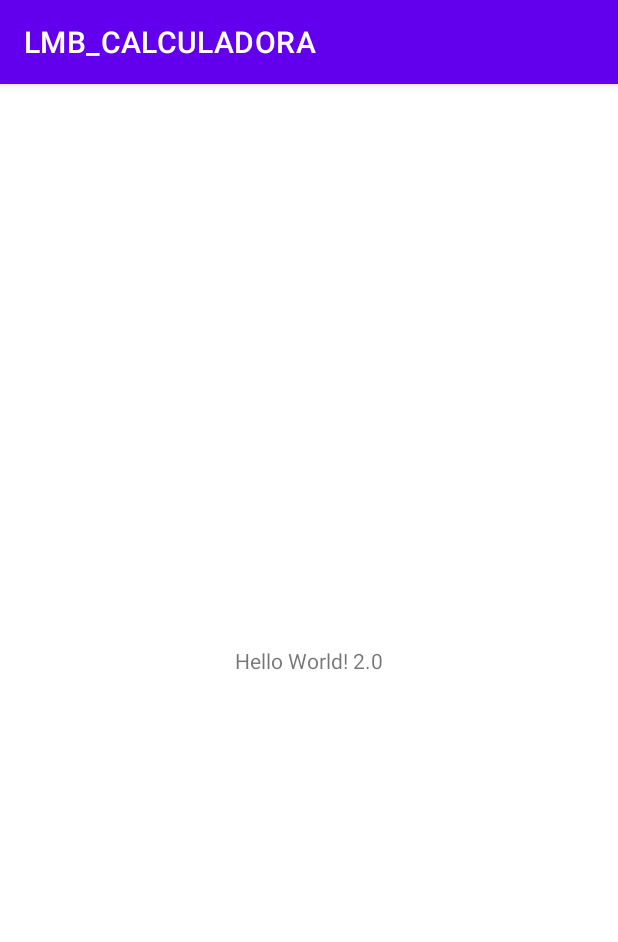
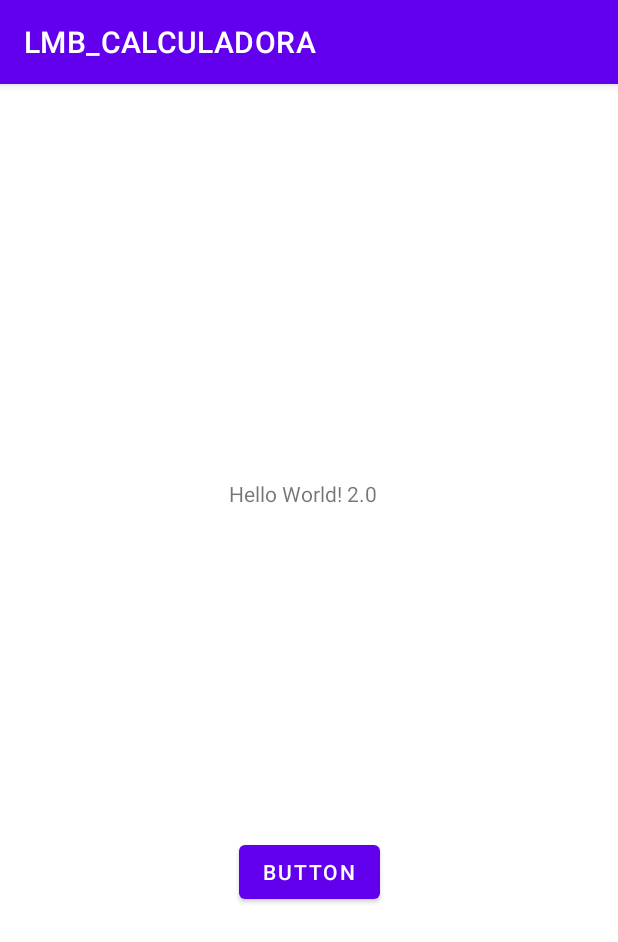
Before and after one commit to FernandosPerez/LMB_CALCULADORA, an Android app: the screen it shows after launch (MainActivity), on a phone screen of 412 x 824 dp. Shown: the top 942 px of the screen. Run offline under Robolectric (Android 15) with nearby library versions, the phone set to English and light mode, and no system bars.

Commit message:
avance de la segunda interfaz

```diff
--- a/src/main/AndroidManifest.xml
+++ b/src/main/AndroidManifest.xml
@@ -10,6 +10,9 @@
         android:supportsRtl="true"
         android:theme="@style/Theme.LMB_CALCULADORA">
         <activity
+            android:name=".MainActivity2"
+            android:exported="false" />
+        <activity
             android:name=".MainActivity"
             android:exported="true">
             <intent-filter>
--- a/src/main/java/com/example/lmb_calculadora/MainActivity.java
+++ b/src/main/java/com/example/lmb_calculadora/MainActivity.java
@@ -2,13 +2,28 @@ package com.example.lmb_calculadora;
 
 import androidx.appcompat.app.AppCompatActivity;
 
+import android.content.Intent;
 import android.os.Bundle;
+import android.view.View;
+import android.widget.Button;
 
 public class MainActivity extends AppCompatActivity {
+    Button button1;
 
     @Override
     protected void onCreate(Bundle savedInstanceState) {
         super.onCreate(savedInstanceState);
         setContentView(R.layout.activity_main);
+
+        button1=findViewById(R.id.button1);
+        button1.setOnClickListener(new View.OnClickListener() {
+            @Override
+            public void onClick(View view) {
+
+                startActivity(new Intent(MainActivity.this,MainActivity2.class));
+
+
+            }
+        });
     }
-}
+    }
--- a/src/main/res/layout/activity_main.xml
+++ b/src/main/res/layout/activity_main.xml
@@ -7,12 +7,25 @@
     tools:context=".MainActivity">
 
     <TextView
+        android:id="@+id/textView"
         android:layout_width="wrap_content"
         android:layout_height="wrap_content"
-        android:text="Hello World! 2.0"
+        android:text="@string/hello_world_2_0"
         app:layout_constraintBottom_toBottomOf="parent"
+        app:layout_constraintHorizontal_bias="0.488"
         app:layout_constraintLeft_toLeftOf="parent"
         app:layout_constraintRight_toRightOf="parent"
-        app:layout_constraintTop_toTopOf="parent" />
+        app:layout_constraintTop_toTopOf="parent"
+        app:layout_constraintVertical_bias="0.352" />
+
+    <Button
+        android:id="@+id/button1"
+        android:layout_width="wrap_content"
+        android:layout_height="wrap_content"
+        android:text="@string/button"
+        app:layout_constraintBottom_toBottomOf="parent"
+        app:layout_constraintEnd_toEndOf="parent"
+        app:layout_constraintStart_toStartOf="parent"
+        app:layout_constraintTop_toBottomOf="@+id/textView" />
 
 </androidx.constraintlayout.widget.ConstraintLayout>
--- a/src/main/res/values/strings.xml
+++ b/src/main/res/values/strings.xml
@@ -1,3 +1,5 @@
 <resources>
     <string name="app_name">LMB_CALCULADORA</string>
+    <string name="hello_world_2_0">Hello World! 2.0</string>
+    <string name="button">Button</string>
 </resources>
```
Also changed, not shown: src/main/java/com/example/lmb_calculadora/MainActivity2.java (added, +14 -0 lines), src/main/res/layout/activity_main2.xml (added, +9 -0 lines).
